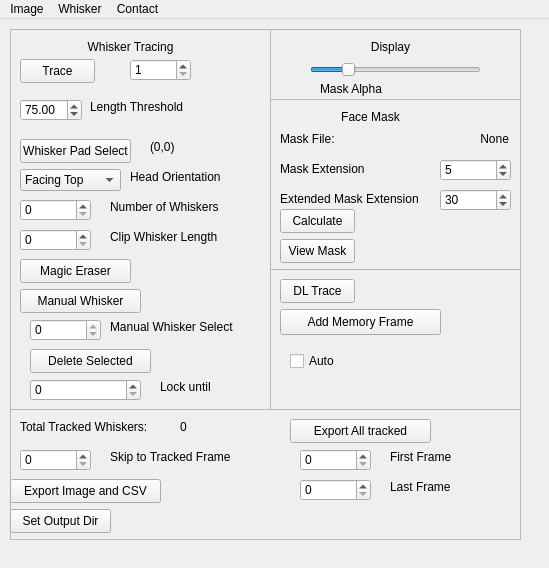
paulmthompson/WhiskerToolbox, file src/WhiskerToolbox/Whisker_Widget/Whisker_Widget.ui: the form before one commit.
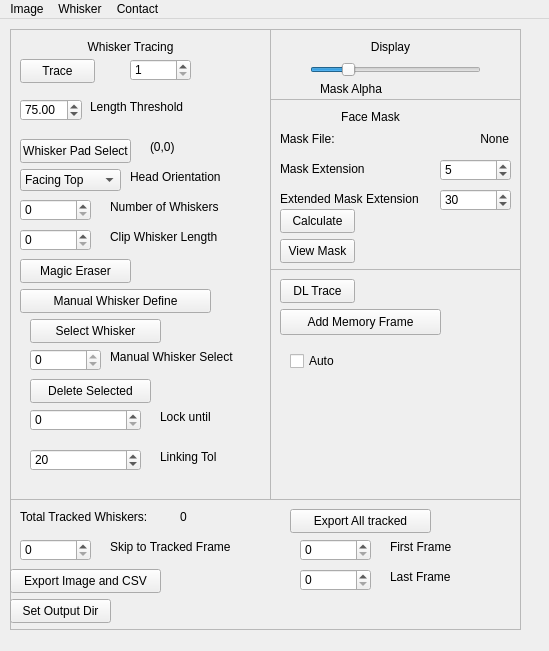
The form after the commit.

Commit message: turn off ordering based on position in favor of just using frechet distance. can select whisker with mouse

The edit to the form file:
```diff
--- a/src/WhiskerToolbox/Whisker_Widget/Whisker_Widget.ui
+++ b/src/WhiskerToolbox/Whisker_Widget/Whisker_Widget.ui
@@ -7,7 +7,7 @@
     <x>0</x>
     <y>0</y>
     <width>549</width>
-    <height>568</height>
+    <height>651</height>
    </rect>
   </property>
   <property name="windowTitle">
@@ -20,7 +20,7 @@
       <x>10</x>
       <y>10</y>
       <width>261</width>
-      <height>381</height>
+      <height>471</height>
      </rect>
     </property>
     <property name="frameShape">
@@ -238,12 +238,12 @@
       <rect>
        <x>10</x>
        <y>260</y>
-       <width>121</width>
+       <width>191</width>
        <height>24</height>
       </rect>
      </property>
      <property name="text">
-      <string>Manual Whisker</string>
+      <string>Manual Whisker Define</string>
      </property>
      <property name="checkable">
       <bool>true</bool>
@@ -253,7 +253,7 @@
      <property name="geometry">
       <rect>
        <x>20</x>
-       <y>290</y>
+       <y>320</y>
        <width>71</width>
        <height>22</height>
       </rect>
@@ -275,7 +275,7 @@
      <property name="geometry">
       <rect>
        <x>100</x>
-       <y>290</y>
+       <y>320</y>
        <width>141</width>
        <height>16</height>
       </rect>
@@ -288,7 +288,7 @@
      <property name="geometry">
       <rect>
        <x>20</x>
-       <y>320</y>
+       <y>350</y>
        <width>121</width>
        <height>24</height>
       </rect>
@@ -301,7 +301,7 @@
      <property name="geometry">
       <rect>
        <x>20</x>
-       <y>350</y>
+       <y>380</y>
        <width>111</width>
        <height>22</height>
       </rect>
@@ -323,7 +323,7 @@
      <property name="geometry">
       <rect>
        <x>150</x>
-       <y>350</y>
+       <y>380</y>
        <width>81</width>
        <height>16</height>
       </rect>
@@ -348,6 +348,51 @@
       <number>1000000</number>
      </property>
     </widget>
+    <widget class="QPushButton" name="select_whisker_button">
+     <property name="geometry">
+      <rect>
+       <x>20</x>
+       <y>290</y>
+       <width>131</width>
+       <height>24</height>
+      </rect>
+     </property>
+     <property name="text">
+      <string>Select Whisker</string>
+     </property>
+    </widget>
+    <widget class="QSpinBox" name="linking_tol_spinbox">
+     <property name="geometry">
+      <rect>
+       <x>20</x>
+       <y>420</y>
+       <width>111</width>
+       <height>22</height>
+      </rect>
+     </property>
+     <property name="minimum">
+      <number>1</number>
+     </property>
+     <property name="maximum">
+      <number>400</number>
+     </property>
+     <property name="value">
+      <number>20</number>
+     </property>
+    </widget>
+    <widget class="QLabel" name="label_18">
+     <property name="geometry">
+      <rect>
+       <x>150</x>
+       <y>420</y>
+       <width>91</width>
+       <height>16</height>
+      </rect>
+     </property>
+     <property name="text">
+      <string>Linking Tol</string>
+     </property>
+    </widget>
    </widget>
    <widget class="QFrame" name="frame_2">
     <property name="geometry">
@@ -571,7 +616,7 @@
     <property name="geometry">
      <rect>
       <x>10</x>
-      <y>390</y>
+      <y>480</y>
       <width>511</width>
       <height>131</height>
      </rect>
@@ -757,7 +802,7 @@
       <x>270</x>
       <y>250</y>
       <width>251</width>
-      <height>141</height>
+      <height>231</height>
      </rect>
     </property>
     <property name="frameShape">
```
The commit also changes 2 other files.
